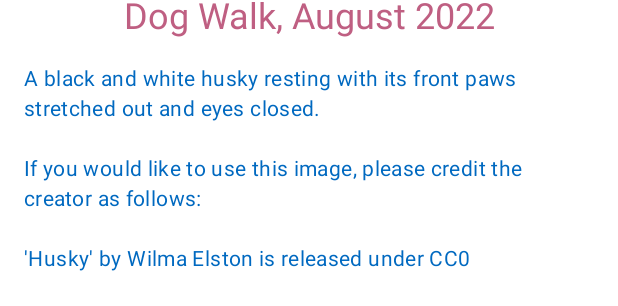
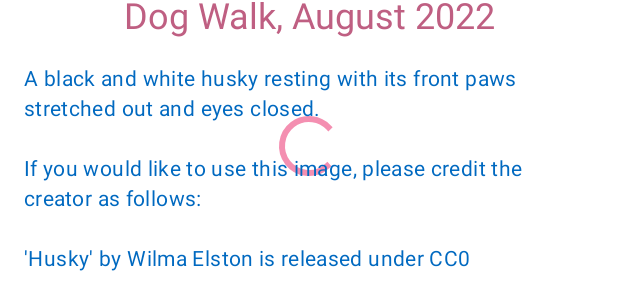
Before and after one commit to zsoltGczy/image-search-android, an Android app: the layout fragment_image_details.xml on its own in the app's theme, with its tools: preview values and no code run, on a phone screen of 412 x 824 dp. Shown: the part 472-778 px from the top of the screen. Run offline under Robolectric (Android 15) with nearby library versions, the phone set to English and light mode, and no system bars; plain views replace PhotoView.

Commit message:
Add progress bar when ui state is loading

```diff
--- a/app/src/main/java/com/gzslt/imagesearch/main/imagedetails/ImageDetailsFragment.kt
+++ b/app/src/main/java/com/gzslt/imagesearch/main/imagedetails/ImageDetailsFragment.kt
@@ -114,7 +114,7 @@ class ImageDetailsFragment : BaseFragment() {
         isError: Boolean,
     ) {
         with(binding) {
-            // TODO Loading
+            progressBar.isVisible = isLoading
             successConstraintLayout.isVisible = isSuccess
             // TODO Error
         }
--- a/app/src/main/res/layout/fragment_image_details.xml
+++ b/app/src/main/res/layout/fragment_image_details.xml
@@ -9,6 +9,13 @@
     <FrameLayout
         android:layout_width="match_parent"
         android:layout_height="wrap_content">
+
+        <ProgressBar
+            android:id="@+id/progressBar"
+            android:layout_width="wrap_content"
+            android:layout_height="wrap_content"
+            android:layout_gravity="center"
+            android:visibility="visible" />
 
         <androidx.constraintlayout.widget.ConstraintLayout
             android:id="@+id/successConstraintLayout"
```
